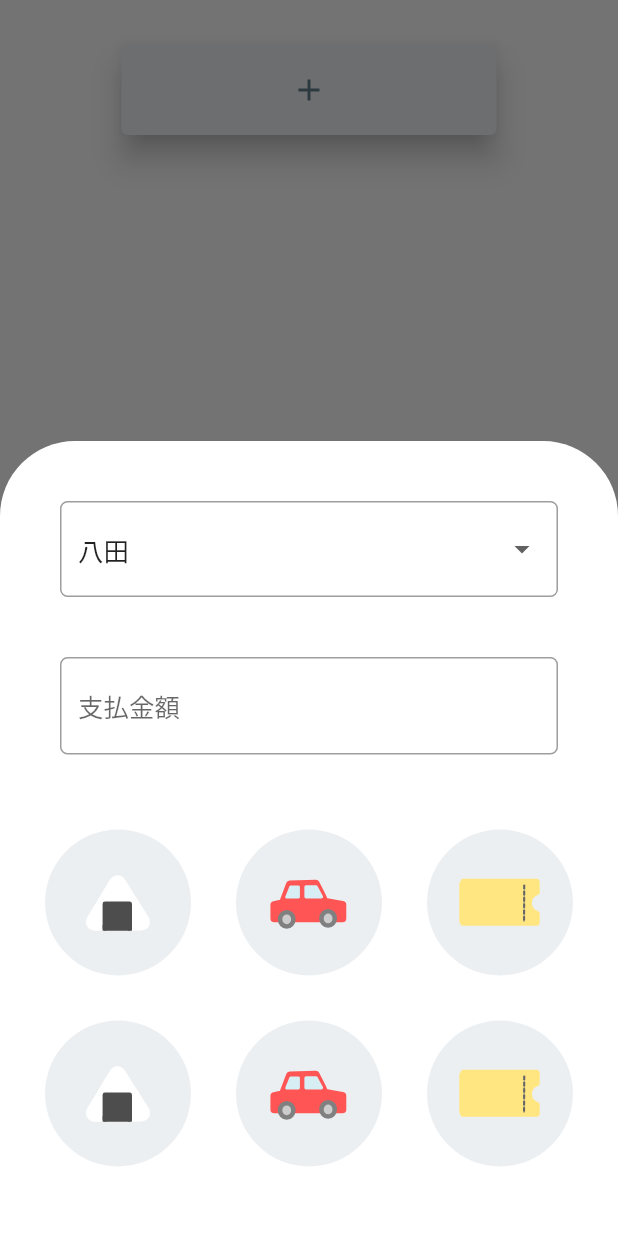
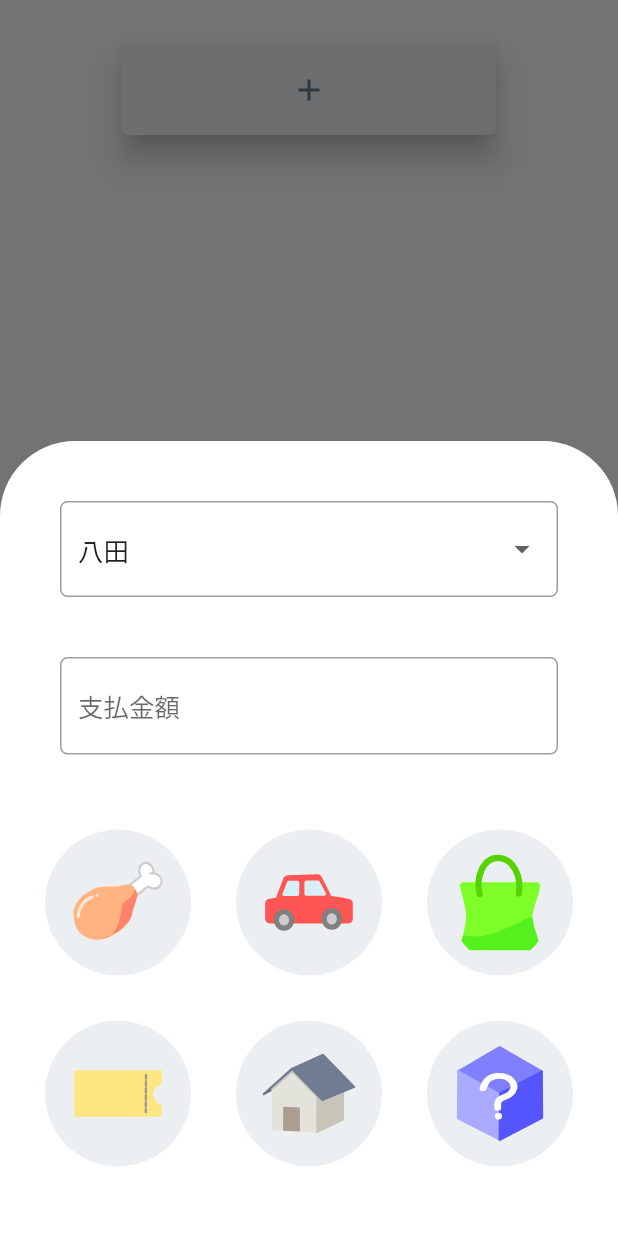
Before and after one commit to azusaw/wakejiro, a Flutter app: the BillingDetailsStep widget shown alone on an empty page, opened directly, after a tap on the "add" icon, on a phone screen of 412 x 824 dp. Run offline on Flutter 3.47's test engine with Material 2 defaults, Android fonts, the phone set to English and light mode, and no system bars; our stand-ins replace flutter_hooks, flutter_svg, hooks_riverpod.

Commit message:
カテゴリのSVG画像を作成

```diff
--- a/flutter/lib/common/paid_category.dart
+++ b/flutter/lib/common/paid_category.dart
@@ -3,11 +3,17 @@ import 'package:flutter_sample/models/paid_category.dart';
 String getPaidCategorySvg(PaidCategory paidCategory) {
   switch (paidCategory) {
     case PaidCategory.Food:
-      return "riceBall.svg";
+      return "meat.svg";
     case PaidCategory.Car:
       return "car.svg";
+    case PaidCategory.Shopping:
+      return "shopping.svg";
     case PaidCategory.Ticket:
       return "ticket.svg";
+    case PaidCategory.Housing:
+      return "housing.svg";
+    case PaidCategory.Other:
+      return "other.svg";
     default:
       return "empty.svg";
   }
--- a/flutter/lib/components/steps/billing_details_step.dart
+++ b/flutter/lib/components/steps/billing_details_step.dart
@@ -22,10 +22,10 @@ class BillingDetailsStep extends HookWidget {
   final _paidCategoryList = <PaidCategory>[
     PaidCategory.Food,
     PaidCategory.Car,
+    PaidCategory.Shopping,
     PaidCategory.Ticket,
-    PaidCategory.Food,
-    PaidCategory.Car,
-    PaidCategory.Ticket
+    PaidCategory.Housing,
+    PaidCategory.Other
   ];
 
   @override
@@ -138,8 +138,8 @@ class BillingDetailsStep extends HookWidget {
                           child: SvgPicture.asset(
                             'assets/' +
                                 getPaidCategorySvg(_paidCategoryList[index]),
-                            width: 60,
-                            height: 60,
+                            width: 80,
+                            height: 80,
                           ),
                         ),
                         onPressed: () {
--- a/flutter/lib/models/paid_category.dart
+++ b/flutter/lib/models/paid_category.dart
@@ -1 +1 @@
-enum PaidCategory { Food, Car, Ticket }
+enum PaidCategory { Food, Shopping, Car, Housing, Ticket, Other }
```
Also changed, not shown: flutter/assets/car.svg, flutter/assets/housing.svg (added), flutter/assets/meat.svg (added), flutter/assets/other.svg (added), flutter/assets/shopping.svg (added), flutter/assets/ticket.svg.
